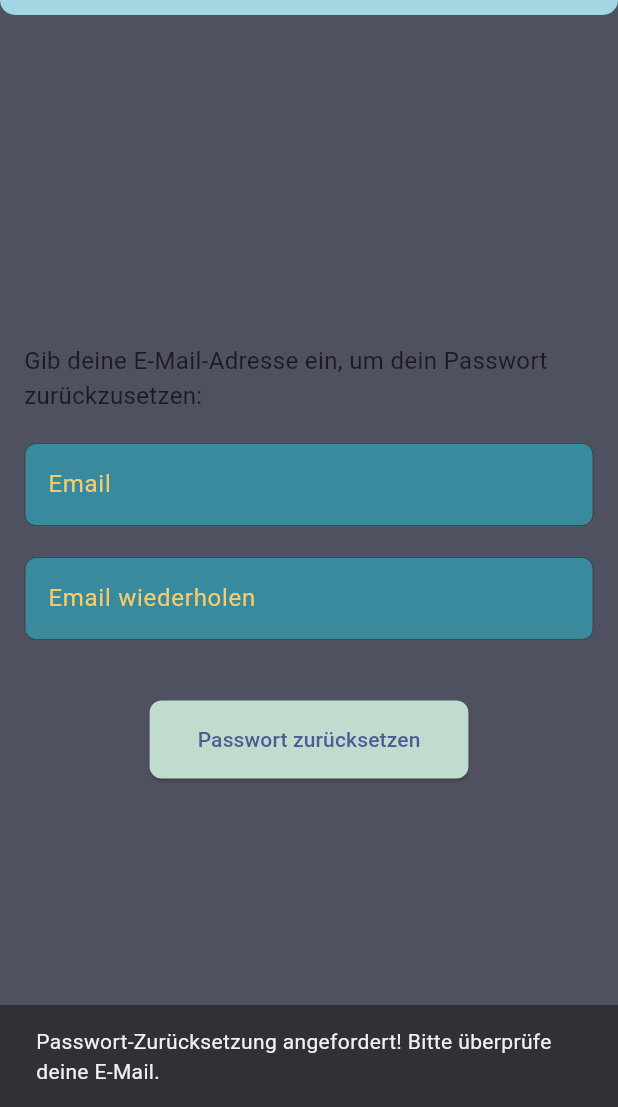
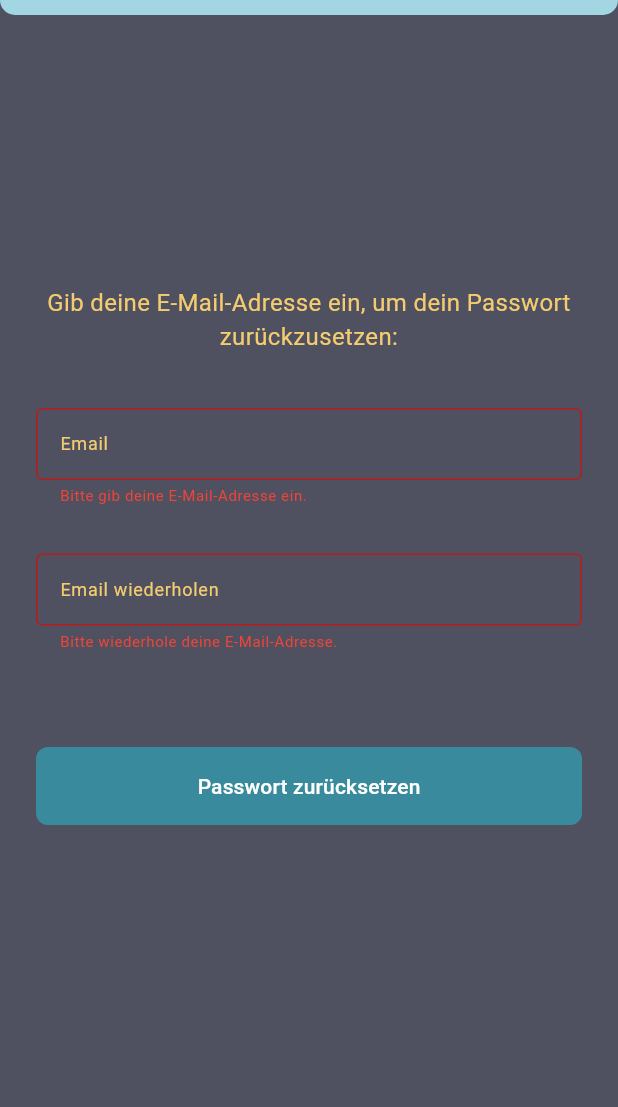
Before and after one commit to Miguele73/new_easy_guitalele_app, a Flutter app: the ForgotPasswordScreen screen opened directly, after a tap on "Passwort zurücksetzen", on a phone screen of 412 x 824 dp, the part 129-1236 px from its top. Run offline on Flutter 3.47's test engine with Material 3 defaults, Android fonts, the phone set to English and light mode, and no system bars; our stand-ins replace google_fonts; Roboto replaces fonts that are missing (Rye).

Commit message:
Refactor authentication forms: separate ForgotPasswordForm and RegistrationForm into distinct widgets for improved code organization and reusability; enhance validation logic and UI consistency.

```diff
--- a/lib/src/features/auth/presentation/forgot_password_screen.dart
+++ b/lib/src/features/auth/presentation/forgot_password_screen.dart
@@ -1,76 +1,87 @@
 import 'package:flutter/material.dart';
 import 'package:new_easy_guitalele_app/src/theme/app_colors.dart';
 import 'package:new_easy_guitalele_app/src/features/auth/presentation/widgets/my_app_bar.dart';
+import 'package:new_easy_guitalele_app/src/features/auth/presentation/widgets/forgot_password_form.dart';
 
-class ForgotPasswordScreen extends StatelessWidget {
+class ForgotPasswordScreen extends StatefulWidget {
   const ForgotPasswordScreen({super.key});
+
+  @override
+  State<ForgotPasswordScreen> createState() => _ForgotPasswordScreenState();
+}
+
+class _ForgotPasswordScreenState extends State<ForgotPasswordScreen> {
+  final _formKey = GlobalKey<FormState>();
+  final TextEditingController _emailController = TextEditingController();
+  final TextEditingController _repeatEmailController = TextEditingController();
+
+  @override
+  void dispose() {
+    _emailController.dispose();
+    _repeatEmailController.dispose();
+    super.dispose();
+  }
+
+  Future<void> _resetPassword(String email) async {
+    if (!_formKey.currentState!.validate()) {
+      return;
+    }
+
+    showDialog(
+      context: context,
+      barrierDismissible: false,
+      builder: (context) => const Center(child: CircularProgressIndicator()),
+    );
+
+    try {
+      await Future.delayed(const Duration(seconds: 2));
+
+      bool success = true;
+
+      if (mounted) {
+        Navigator.of(context).pop();
+      }
+
+      if (success) {
+        if (mounted) {
+          ScaffoldMessenger.of(context).showSnackBar(
+            const SnackBar(
+              content: Text(
+                'Passwort-Zurücksetzung angefordert! Bitte überprüfe deine E-Mail.',
+              ),
+              backgroundColor: Colors.green,
+            ),
+          );
+
+          Navigator.pop(context);
+        }
+      }
+    } catch (e) {
+      if (mounted) {
+        Navigator.of(context).pop();
+        ScaffoldMessenger.of(context).showSnackBar(
+          SnackBar(
+            content: Text('Ein unerwarteter Fehler ist aufgetreten: $e'),
+            backgroundColor: Colors.red,
+          ),
+        );
+      }
+    }
+  }
 
   @override
   Widget build(BuildContext context) {
     return Scaffold(
       backgroundColor: AppColors.background,
       appBar: MyAppBar(automaticallyImplyLeading: true),
-
       body: Center(
-        child: Padding(
+        child: SingleChildScrollView(
           padding: const EdgeInsets.all(16.0),
-          child: Column(
-            mainAxisAlignment: MainAxisAlignment.center,
-            children: [
-              const Text(
-                'Gib deine E-Mail-Adresse ein, um dein Passwort zurückzusetzen:',
-                style: TextStyle(fontSize: 16),
-              ),
-              const SizedBox(height: 20),
-              TextField(
-                decoration: InputDecoration(
-                  fillColor: AppColors.button,
-                  border: OutlineInputBorder(
-                    borderRadius: BorderRadius.circular(8.0),
-                  ),
-                  labelText: 'Email',
-                  hintText: 'E-Mail-Adresse eingeben',
-                  filled: true,
-                  labelStyle: TextStyle(color: AppColors.text),
-                ),
-              ),
-              const SizedBox(height: 20),
-              TextField(
-                decoration: InputDecoration(
-                  border: OutlineInputBorder(
-                    borderRadius: BorderRadius.circular(8.0),
-                  ),
-                  labelText: 'Email wiederholen',
-                  hintText: 'E-Mail-Adresse wiederholen',
-                  filled: true,
-                  fillColor: AppColors.button,
-                  labelStyle: TextStyle(color: AppColors.text),
-                ),
-              ),
-              const SizedBox(height: 40),
-              ElevatedButton(
-                style: ElevatedButton.styleFrom(
-                  backgroundColor: AppColors.chordList,
-                  padding: const EdgeInsets.symmetric(
-                    horizontal: 32,
-                    vertical: 16,
-                  ),
-                  shape: RoundedRectangleBorder(
-                    borderRadius: BorderRadius.circular(8.0),
-                  ),
-                ),
-                onPressed: () {
-                  ScaffoldMessenger.of(context).showSnackBar(
-                    const SnackBar(
-                      content: Text(
-                        'Passwort-Zurücksetzung angefordert! Bitte überprüfe deine E-Mail.',
-                      ),
-                    ),
-                  );
-                },
-                child: const Text('Passwort zurücksetzen'),
-              ),
-            ],
+          child: ForgotPasswordForm(
+            formKey: _formKey,
+            emailController: _emailController,
+            repeatEmailController: _repeatEmailController,
+            onSubmit: _resetPassword,
           ),
         ),
       ),
--- /dev/null
+++ b/lib/src/features/auth/presentation/widgets/forgot_password_form.dart
@@ -0,0 +1,89 @@
+import 'package:flutter/material.dart';
+import 'package:new_easy_guitalele_app/src/features/auth/presentation/my_text_form_field.dart';
+import 'package:new_easy_guitalele_app/src/features/auth/presentation/widgets/custom_filled_button.dart';
+import 'package:new_easy_guitalele_app/src/theme/app_colors.dart';
+
+class ForgotPasswordForm extends StatefulWidget {
+  final GlobalKey<FormState> formKey;
+  final TextEditingController emailController;
+  final TextEditingController repeatEmailController;
+  final Future<void> Function(String email) onSubmit;
+
+  const ForgotPasswordForm({
+    super.key,
+    required this.formKey,
+    required this.emailController,
+    required this.repeatEmailController,
+    required this.onSubmit,
+  });
+
+  @override
+  State<ForgotPasswordForm> createState() => _ForgotPasswordFormState();
+}
+
+class _ForgotPasswordFormState extends State<ForgotPasswordForm> {
+  String? _validateEmail(String? value) {
+    if (value == null || value.isEmpty) {
+      return 'Bitte gib deine E-Mail-Adresse ein.';
+    }
+    final emailRegex = RegExp(r'^[^@]+@[^@]+\.[^@]+');
+    if (!emailRegex.hasMatch(value)) {
+      return 'Bitte gib eine gültige E-Mail-Adresse ein.';
+    }
+    return null;
+  }
+
+  String? _validateRepeatEmail(String? value) {
+    if (value == null || value.isEmpty) {
+      return 'Bitte wiederhole deine E-Mail-Adresse.';
+    }
+    if (value.trim() != widget.emailController.text.trim()) {
+      return 'E-Mail-Adressen stimmen nicht überein.';
+    }
+    return null;
+  }
+
+  @override
+  Widget build(BuildContext context) {
+    return Form(
+      key: widget.formKey,
+      autovalidateMode: AutovalidateMode.onUserInteraction,
+      child: Column(
+        children: [
+          const Text(
+            'Gib deine E-Mail-Adresse ein, um dein Passwort zurückzusetzen:',
+            textAlign: TextAlign.center,
+            style: TextStyle(fontSize: 16, color: AppColors.text),
+          ),
+          const SizedBox(height: 20),
+          Padding(
+            padding: const EdgeInsets.symmetric(vertical: 8.0),
+            child: MyTextFormField(
+              labelText: 'Email',
+              hintText: 'E-Mail-Adresse eingeben',
+              controller: widget.emailController,
+              keyboardType: TextInputType.emailAddress,
+              validator: _validateEmail,
+            ),
+          ),
+          Padding(
+            padding: const EdgeInsets.symmetric(vertical: 8.0),
+            child: MyTextFormField(
+              labelText: 'Email wiederholen',
+              hintText: 'E-Mail-Adresse wiederholen',
+              controller: widget.repeatEmailController,
+              keyboardType: TextInputType.emailAddress,
+              validator: _validateRepeatEmail,
+            ),
+          ),
+          const SizedBox(height: 40),
+          CustomFilledButton(
+            text: 'Passwort zurücksetzen',
+            backgroundColor: AppColors.button,
+            onPressed: () => widget.onSubmit(widget.emailController.text),
+          ),
+        ],
+      ),
+    );
+  }
+}
```
Also changed, not shown: lib/src/features/auth/presentation/sign_in_screen.dart (+13 -96 lines), lib/src/features/auth/presentation/widgets/or_divider.dart (added, +19 -0 lines), lib/src/features/auth/presentation/widgets/registration_form.dart (added, +125 -0 lines).
